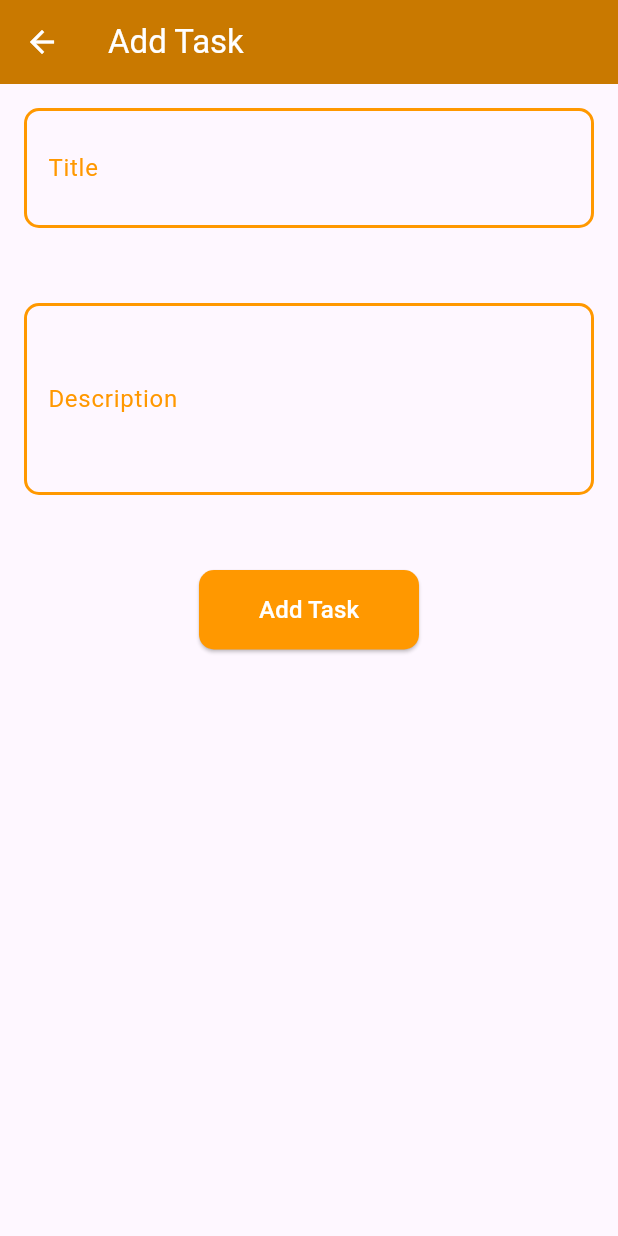
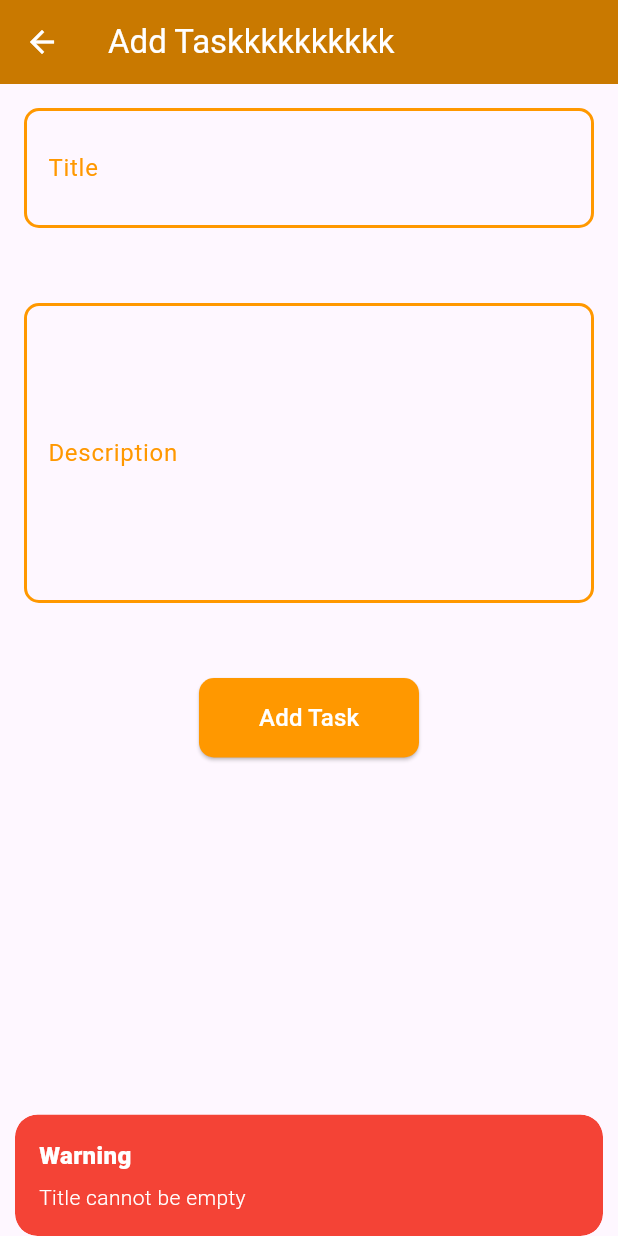
Before and after one commit to fedyasmuhammad/assignment2, a Flutter app: the Add_Task screen opened directly, after a tap on "Add Task", on a phone screen of 412 x 824 dp. Run offline on Flutter 3.47's test engine with Material 3 defaults, Android fonts, the phone set to English and light mode, and no system bars; our stand-ins replace get.

Commit message:
LAST_VIRSION

```diff
--- a/lib/main.dart
+++ b/lib/main.dart
@@ -21,6 +21,8 @@ void main() {
 
 // ============ THEME CONTROLLER ============
 class ThemeController extends GetxController {
+
+
   var isDark = false.obs;
 
  void toggleTheme() {
@@ -114,7 +116,15 @@ class _SplashScreenState extends State<SplashScreen>
   }
 }
 
-// ============ TASK CONTROLLER ============
+
+
+
+
+
+
+
+
+// ============ TASK Manager ============
 class TaskController extends GetxController {
   var tasks = [].obs;
 
@@ -126,6 +136,13 @@ class TaskController extends GetxController {
     tasks.removeAt(index);
   }
 }
+
+
+
+
+
+
+
 
 // ============ TASK MANAGER ============
 class Task_Manager extends StatelessWidget {
@@ -158,8 +175,10 @@ class Task_Manager extends StatelessWidget {
       ),
       body: Obx(() {
         if (controller.tasks.isEmpty) {
-          return Center(child: Text("No Tasks Yet"));
+          return Center(child: Text("No Tasks Yetttttttttttttttttt"));
         }
+
+
         return ListView.builder(
           itemCount: controller.tasks.length,
           itemBuilder: (_, index) {
@@ -187,6 +206,15 @@ class Task_Manager extends StatelessWidget {
   }
 }
 
+
+
+
+
+
+
+
+
+
 // ============ ADD TASK ============
 class Add_Task extends StatelessWidget {
   @override
@@ -197,7 +225,7 @@ class Add_Task extends StatelessWidget {
 
     return Scaffold(
       appBar: AppBar(
-        title: Text("Add Task"),
+        title: Text("Add Taskkkkkkkkkk"),
         backgroundColor: Color.fromARGB(255, 201, 121, 0),
         foregroundColor: Colors.white,
       ),
@@ -224,7 +252,7 @@ class Add_Task extends StatelessWidget {
             SizedBox(height: 50),
             TextField(
               controller: desc,
-               maxLines: 4,
+               maxLines: 7,
               decoration: InputDecoration(
 
                 labelText: "Description",
@@ -254,6 +282,23 @@ class Add_Task extends StatelessWidget {
   if (title.text.isNotEmpty) {
      controller.addTask(title.text, desc.text);
     Get.back();
+     Get.snackbar(
+
+      "sucsufuly",                 // title
+      "Task added sucsufuly ",   // message
+      backgroundColor: const Color.fromARGB(255, 9, 153, 48),
+      colorText: Colors.white,
+      snackPosition: SnackPosition.BOTTOM,
+    );
+
+  } else {
+    Get.snackbar(
+      "Warning",                 // title
+      "Title cannot be empty",   // message
+      backgroundColor: Colors.red,
+      colorText: Colors.white,
+      snackPosition: SnackPosition.BOTTOM,
+    );
   }
 },
               child: Text("Add Task", style: TextStyle(fontSize: 16)),
```
Lines whose indentation alone changed are shown as unchanged.
